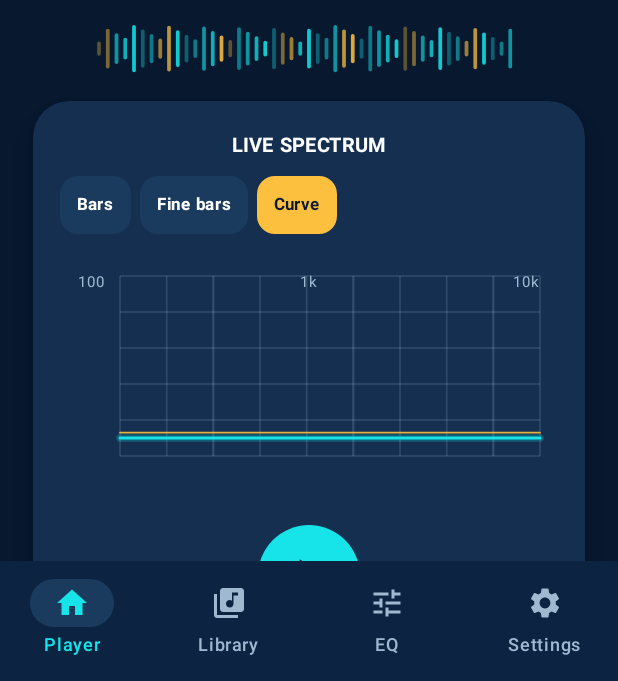
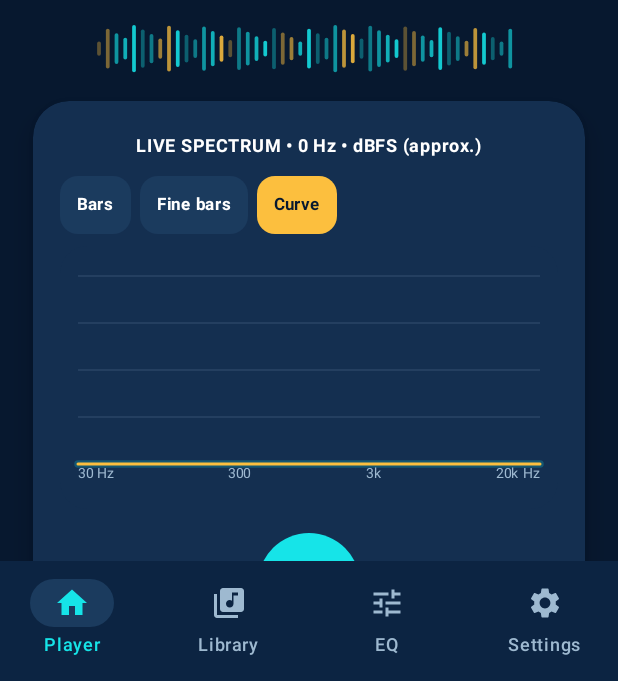
Before and after one commit to b-r-a-v-e-o-n-e/BraveAudioPlayer, an Android app built with Jetpack Compose: the screen it shows after launch (MainActivity), after a tap on "Curve", on a phone screen of 412 x 824 dp, the part 555-1236 px from its top. Run offline under Robolectric (Android 15) with nearby library versions, the phone set to English and light mode, and no system bars; our stand-ins replace Room's generated code; 1 statement that could not run was skipped; 1 other tap on this screen came first.

Commit message:
Add files via upload

```diff
--- a/app/build.gradle.kts
+++ b/app/build.gradle.kts
@@ -13,8 +13,8 @@ android {
         applicationId = "org.widelogic.braveaudio"
         minSdk = 26
         targetSdk = 36
-        versionCode = 11
-        versionName = "1.3.3"
+        versionCode = 13
+        versionName = "1.4.0"
     }
 
     buildFeatures {
--- a/app/src/main/java/org/widelogic/braveaudio/MainActivity.kt
+++ b/app/src/main/java/org/widelogic/braveaudio/MainActivity.kt
@@ -59,6 +59,7 @@ import androidx.media3.common.Player
 import kotlinx.coroutines.Dispatchers
 import kotlinx.coroutines.delay
 import kotlinx.coroutines.withContext
+import kotlin.math.min
 import org.widelogic.braveaudio.data.PlaylistEntity
 import org.widelogic.braveaudio.data.TrackEntity
 import org.widelogic.braveaudio.data.EqPresetStore
@@ -109,7 +110,6 @@ class MainActivity : ComponentActivity() {
     override fun onCreate(savedInstanceState: Bundle?) {
         super.onCreate(savedInstanceState)
         PlaybackHolder.init(this)
-        startService(Intent(this, PlaybackService::class.java))
         if (intent?.action == Intent.ACTION_VIEW) intent.data?.let(vm::addSingle)
         setContent {
             val themeKey by vm.themeKey.collectAsStateWithLifecycle()
@@ -140,6 +140,17 @@ class MainActivity : ComponentActivity() {
                 }
             }
         }
+    }
+
+    override fun onStart() {
+        super.onStart()
+        // Service can be stopped by Android after extended idle; reconnect on screen return.
+        startService(Intent(this, PlaybackService::class.java))
+    }
+
+    override fun onStop() {
+        PlaybackHolder.checkpoint(this)
+        super.onStop()
     }
 
     override fun onNewIntent(intent: Intent) {
@@ -810,6 +821,7 @@ private fun EqualizerScreen(palette: ThemePalette) {
     val player = remember { PlaybackHolder.player }
     val eq = remember { AudioEffects.equalizer(player) }
     val levels by eq.levels.collectAsStateWithLifecycle()
+    val eqStatus by eq.status.collectAsStateWithLifecycle()
     val store = remember(ctx) { EqPresetStore(ctx) }
     var customPresets by remember { mutableStateOf(store.list()) }
     var savePresetDialog by remember { mutableStateOf(false) }
@@ -817,11 +829,11 @@ private fun EqualizerScreen(palette: ThemePalette) {
     var preset by remember { mutableStateOf("Custom") }
     val presets = remember {
         mapOf(
-            "Flat" to listOf(0f, 0f, 0f, 0f, 0f, 0f),
-            "Pop" to listOf(.3f, .12f, -.1f, -.06f, .2f, .3f),
-            "Rock" to listOf(.48f, .25f, -.1f, .16f, .32f, .45f),
-            "EDM" to listOf(.65f, .35f, 0f, -.23f, .2f, .55f),
-            "Jazz" to listOf(.2f, .12f, .0f, .1f, .18f, .16f)
+            "Flat" to List(10) { 0f },
+            "Pop" to listOf(.18f,.26f,.12f,-.08f,-.12f,-.05f,.08f,.2f,.25f,.2f),
+            "Rock" to listOf(.4f,.5f,.25f,.0f,-.12f,.12f,.25f,.35f,.4f,.35f),
+            "EDM" to listOf(.55f,.65f,.35f,.1f,-.1f,-.2f,.05f,.25f,.45f,.5f),
+            "Jazz" to listOf(.2f,.25f,.12f,.0f,.03f,.1f,.15f,.18f,.16f,.12f)
         )
     }
     DisposableEffect(player) {
@@ -842,7 +854,7 @@ private fun EqualizerScreen(palette: ThemePalette) {
         Spacer(Modifier.height(15.dp))
         Row(Modifier.fillMaxWidth(), horizontalArrangement = Arrangement.SpaceEvenly) {
             listOf("Bass", "Mid", "Treble").forEachIndexed { index, label ->
-                val band = listOf(0, 3, 5)[index]
+                val band = listOf(1, 5, 8)[index]
                 Column(horizontalAlignment = Alignment.CenterHorizontally) {
                     Knob(levels[band], palette = palette) { eq.setBand(band, it); preset = "Custom" }
                     Text(label, color = palette.text, fontWeight = FontWeight.SemiBold)
@@ -851,14 +863,15 @@ private fun EqualizerScreen(palette: ThemePalette) {
         }
         Spacer(Modifier.height(24.dp))
         Column(Modifier.fillMaxWidth().clip(RoundedCornerShape(23.dp)).background(palette.surface).padding(15.dp)) {
-            Text("6-BAND EQUALIZER", color = palette.text, fontSize = 12.sp, letterSpacing = 1.sp, fontWeight = FontWeight.Bold)
+            Text("10-BAND EQUALIZER", color = palette.text, fontSize = 12.sp, letterSpacing = 1.sp, fontWeight = FontWeight.Bold)
+            Text(eqStatus, color = palette.secondaryText, fontSize = 11.sp)
             Spacer(Modifier.height(18.dp))
-            Row(Modifier.fillMaxWidth().height(250.dp), verticalAlignment = Alignment.CenterVertically) {
+            Row(Modifier.fillMaxWidth().height(260.dp).horizontalScroll(rememberScrollState()), verticalAlignment = Alignment.CenterVertically) {
                 Column(Modifier.width(29.dp).fillMaxHeight(), verticalArrangement = Arrangement.SpaceBetween) {
                     listOf("+12", "+6", "0", "-6", "-12").forEach { Text(it, color = palette.secondaryText, fontSize = 10.sp) }
                 }
                 eq.frequencies.forEachIndexed { index, label ->
-                    Column(Modifier.weight(1f).fillMaxHeight(), horizontalAlignment = Alignment.CenterHorizontally) {
+                    Column(Modifier.width(39.dp).fillMaxHeight(), horizontalAlignment = Alignment.CenterHorizontally) {
                         Text(label.replace(" Hz", ""), color = palette.text, fontSize = 10.sp, maxLines = 1)
                         Spacer(Modifier.height(7.dp))
                         VerticalEqSlider(value = levels[index], positiveColor = palette.positive, negativeColor = palette.accent, modifier = Modifier.weight(1f).width(35.dp), onChange = { eq.setBand(index, it); preset = "Custom" })
@@ -926,16 +939,17 @@ private fun LiveSpectrumSection(palette: ThemePalette) {
     val player = remember { PlaybackHolder.player }
     val viz = remember(player) { AudioVisualizer(player) }
     val fft by viz.fft.collectAsStateWithLifecycle()
+    val sampleRate by viz.sampleRate.collectAsStateWithLifecycle()
     var spectrumMode by remember { mutableStateOf(SpectrumMode.FINE_BARS) }
     var permissionGranted by remember {
         mutableStateOf(ContextCompat.checkSelfPermission(context, Manifest.permission.RECORD_AUDIO) == PackageManager.PERMISSION_GRANTED)
     }
     val permissionLauncher = rememberLauncherForActivityResult(ActivityResultContracts.RequestPermission()) { granted ->
         permissionGranted = granted
-        if (granted) viz.start()
+        if (granted && player.isPlaying) viz.start()
     }
     DisposableEffect(viz, permissionGranted) {
-        if (permissionGranted) viz.start()
+        if (permissionGranted && player.isPlaying) viz.start()
         onDispose { viz.stop() }
     }
     var session by remember { mutableIntStateOf(player.audioSessionId) }
@@ -945,13 +959,17 @@ private fun LiveSpectrumSection(palette: ThemePalette) {
                 val currentSession = player.audioSessionId
                 if (session != currentSession) {
                     session = currentSession
+                    if (player.isPlaying) viz.start() else viz.stop()
+                } else if (player.isPlaying) {
                     viz.start()
+                } else {
+                    viz.stop()
                 }
                 delay(900)
             }
         }
     }
-    Text("LIVE SPECTRUM", color = palette.text, fontWeight = FontWeight.Bold, fontSize = 13.sp)
+    Text("LIVE SPECTRUM • ${sampleRate} Hz • dBFS (approx.)", color = palette.text, fontWeight = FontWeight.Bold, fontSize = 12.sp)
     Spacer(Modifier.height(8.dp))
     Row(Modifier.fillMaxWidth().horizontalScroll(rememberScrollState()), horizontalArrangement = Arrangement.spacedBy(6.dp)) {
         listOf(SpectrumMode.BARS to "Bars", SpectrumMode.FINE_BARS to "Fine bars", SpectrumMode.CURVE to "Curve").forEach { (mode, label) ->
@@ -977,88 +995,60 @@ private fun LiveSpectrumSection(palette: ThemePalette) {
 
 @Composable
 private fun SpectrumCard(fft: FloatArray, mode: SpectrumMode, palette: ThemePalette) {
-    Box(Modifier.fillMaxWidth().height(if (mode == SpectrumMode.CURVE) 170.dp else 120.dp).clip(RoundedCornerShape(18.dp)).background(palette.surface).padding(12.dp)) {
+    val count = if (mode == SpectrumMode.BARS) 32 else 96
+    val dbValues = remember(fft, count) { SpectrumDisplay.reduce(fft, count) }
+    Box(
+        Modifier.fillMaxWidth().height(if (mode == SpectrumMode.CURVE) 175.dp else 125.dp)
+            .clip(RoundedCornerShape(18.dp)).background(palette.surface).padding(12.dp)
+    ) {
         Canvas(Modifier.fillMaxSize()) {
+            val baseline = size.height - 18.dp.toPx()
+            val top = 8.dp.toPx()
+            val height = baseline - top
             if (mode == SpectrumMode.CURVE) {
-                val leftPad = 28.dp.toPx()
-                val bottomPad = 18.dp.toPx()
-                val topPad = 8.dp.toPx()
-                val chartWidth = size.width - leftPad
-                val chartHeight = size.height - bottomPad - topPad
-                val gridColor = palette.secondaryText.copy(alpha = 0.22f)
-                repeat(6) { i ->
-                    val y = topPad + chartHeight * i / 5f
-                    drawLine(gridColor, Offset(leftPad, y), Offset(size.width, y), strokeWidth = 1.dp.toPx())
+                for (line in 0..4) {
+                    val y = top + height * line / 4f
+                    drawLine(palette.secondaryText.copy(alpha = .16f), Offset(0f,y), Offset(size.width,y), 1.dp.toPx())
                 }
-                repeat(10) { i ->
-                    val x = leftPad + chartWidth * i / 9f
-                    drawLine(gridColor, Offset(x, topPad), Offset(x, topPad + chartHeight), strokeWidth = if (i == 2 || i == 5 || i == 8) 1.5.dp.toPx() else 1.dp.toPx())
+                // All points are real measured log-frequency FFT bins: no random data / second synthetic curve.
+                val path = Path()
+                dbValues.forEachIndexed { i, db ->
+                    val x = i * size.width / (dbValues.size - 1).coerceAtLeast(1)
+                    val y = baseline - ((db + 96f) / 96f).coerceIn(0f,1f) * height
+                    if (i == 0) path.moveTo(x,y) else path.lineTo(x,y)
                 }
-                val points = interpolateValues(fft, 72)
-                val path = Path()
-                val glowPath = Path()
-                points.forEachIndexed { i, v ->
-                    val x = leftPad + chartWidth * (i / (points.size - 1f))
-                    val db = (-110f + (v.coerceIn(0f, 1.2f) / 1.2f) * 90f)
-                    val normalized = ((db + 120f) / 100f).coerceIn(0f, 1f)
-                    val y = topPad + chartHeight * (1f - normalized)
-                    if (i == 0) {
-                        path.moveTo(x, y)
-                        glowPath.moveTo(x, y)
-                    } else {
-                        path.lineTo(x, y)
-                        glowPath.lineTo(x, y)
-                    }
-                }
-                drawPath(glowPath, color = palette.accent.copy(alpha = 0.25f), style = Stroke(width = 5.dp.toPx(), cap = StrokeCap.Round))
-                drawPath(path, color = palette.accent, style = Stroke(width = 2.dp.toPx(), cap = StrokeCap.Round))
-                // accent overlay line
-                val path2 = Path()
-                points.forEachIndexed { i, v ->
-                    val x = leftPad + chartWidth * (i / (points.size - 1f))
-                    val db = (-118f + (v.coerceIn(0f, 1.2f) / 1.2f) * 82f)
-                    val normalized = ((db + 132f) / 108f).coerceIn(0f, 1f)
-                    val y = topPad + chartHeight * (1f - normalized)
-                    if (i == 0) path2.moveTo(x, y) else path2.lineTo(x, y)
-                }
-                drawPath(path2, color = palette.positive.copy(alpha = 0.9f), style = Stroke(width = 1.2.dp.toPx(), cap = StrokeCap.Round))
+                drawPath(path, palette.accent.copy(alpha=.22f), style=Stroke(5.dp.toPx(), cap=StrokeCap.Round))
+                drawPath(path, palette.positive, style=Stroke(2.dp.toPx(), cap=StrokeCap.Round))
             } else {
-                val count = if (mode == SpectrumMode.FINE_BARS) 96 else 48
-                val values = interpolateValues(fft, count)
-                val gap = size.width / count.coerceAtLeast(1)
-                val baseline = size.height * 0.86f
-                values.forEachIndexed { i, raw ->
-                    val v = raw.coerceIn(0f, 1.45f)
-                    val bar = (v / 1.45f * baseline).coerceAtLeast(2.dp.toPx())
-                    val x = i * gap + gap / 2
-                    // bottom aqua section
-                    val aquaHeight = (bar * 0.65f).coerceAtLeast(2.dp.toPx())
-                    drawLine(color = palette.accent.copy(alpha = 0.95f), start = Offset(x, baseline), end = Offset(x, baseline - aquaHeight), strokeWidth = gap * if (mode == SpectrumMode.FINE_BARS) 0.52f else 0.70f, cap = StrokeCap.Round)
-                    if (bar > aquaHeight) {
-                        drawLine(color = palette.positive.copy(alpha = 0.98f), start = Offset(x, baseline - aquaHeight), end = Offset(x, baseline - bar), strokeWidth = gap * if (mode == SpectrumMode.FINE_BARS) 0.52f else 0.70f, cap = StrokeCap.Round)
-                    }
+                val columnWidth = size.width / count
+                dbValues.forEachIndexed { i, db ->
+                    val h = ((db + 96f)/96f).coerceIn(0f,1f) * height
+                    if (h <= 0) return@forEachIndexed
+                    val x = (i+.5f)*columnWidth
+                    val width = columnWidth * if (mode == SpectrumMode.FINE_BARS) .55f else .72f
+                    val lowHeight = min(h, height*.65f)
+                    drawLine(palette.accent, Offset(x,baseline), Offset(x,baseline-lowHeight), width, cap=StrokeCap.Round)
+                    if (h > lowHeight) drawLine(palette.positive, Offset(x,baseline-lowHeight), Offset(x,baseline-h), width, cap=StrokeCap.Round)
                 }
             }
         }
-        if (mode == SpectrumMode.CURVE) {
-            Row(Modifier.fillMaxWidth(), horizontalArrangement = Arrangement.SpaceBetween) {
-                Text("100", color = palette.secondaryText, fontSize = 10.sp)
-                Text("1k", color = palette.secondaryText, fontSize = 10.sp)
-                Text("10k", color = palette.secondaryText, fontSize = 10.sp)
-            }
+        Row(Modifier.fillMaxWidth().align(Alignment.BottomCenter), horizontalArrangement=Arrangement.SpaceBetween) {
+            listOf("30 Hz", "300", "3k", "20k Hz").forEach { Text(it, color=palette.secondaryText, fontSize=9.sp) }
         }
     }
 }
 
-private fun interpolateValues(source: FloatArray, targetCount: Int): List<Float> {
-    if (source.isEmpty() || targetCount <= 0) return List(targetCount.coerceAtLeast(0)) { 0f }
-    if (source.size == targetCount) return source.toList()
-    return List(targetCount) { idx ->
-        val position = idx.toFloat() * (source.size - 1) / (targetCount - 1).coerceAtLeast(1)
-        val left = position.toInt().coerceIn(0, source.lastIndex)
-        val right = (left + 1).coerceIn(0, source.lastIndex)
-        val t = position - left
-        source[left] * (1f - t) + source[right] * t
+/** Reduce measured dB bins without interpolating fake FFT magnitudes. */
+private object SpectrumDisplay {
+    fun reduce(values: FloatArray, requested: Int): FloatArray {
+        if (values.isEmpty() || requested <= 0) return FloatArray(requested.coerceAtLeast(0)) { -96f }
+        return FloatArray(requested) { band ->
+            val start = (band.toLong()*values.size/requested).toInt()
+            val end = ((band+1L)*values.size/requested).toInt().coerceAtLeast(start+1)
+            var peak=-96f
+            for (i in start until end.coerceAtMost(values.size)) peak=kotlin.math.max(peak, values[i])
+            peak.coerceIn(-96f,0f)
+        }
     }
 }
 
@@ -1090,6 +1080,10 @@ private fun SettingsScreen(
 ) {
     val context = LocalContext.current
     val prefs = remember(context) { context.getSharedPreferences(PlaybackService.PREFS, Context.MODE_PRIVATE) }
+    val gain = remember(context) { AudioEffects.gain(context, PlaybackHolder.player) }
+    val boostEnabled by gain.enabled.collectAsStateWithLifecycle()
+    val boostPercent by gain.percentage.collectAsStateWithLifecycle()
+    val boostAvailable by gain.available.collectAsStateWithLifecycle()
     var remaining by remember { mutableLongStateOf(0L) }
     LaunchedEffect(context) {
         while (true) {
@@ -1123,6 +1117,21 @@ private fun SettingsScreen(
                 }
             }
             TextButton(onClick = { updateTimer(0) }, enabled = remaining > 0) { Text("Cancel timer") }
+        }
+        Spacer(Modifier.height(5.dp))
+        Text("AUDIO GAIN", color = palette.secondaryText, fontSize = 12.sp, fontWeight = FontWeight.Bold)
+        Column(Modifier.fillMaxWidth().clip(RoundedCornerShape(18.dp)).background(palette.surface).padding(14.dp)) {
+            Row(verticalAlignment=Alignment.CenterVertically) {
+                Column(Modifier.weight(1f)) {
+                    Text("Real-time volume boost", color=palette.text, fontWeight=FontWeight.SemiBold)
+                    Text("LoudnessEnhancer • ${boostPercent}%", color=palette.secondaryText, fontSize=12.sp)
+                }
+                Switch(checked=boostEnabled, onCheckedChange={ gain.setEnabled(it) }, enabled=boostAvailable)
+            }
+            Slider(value=boostPercent.toFloat(), onValueChange={ gain.setPercentage(it.toInt()) },
+                valueRange=100f..300f, steps=7, enabled=boostEnabled && boostAvailable)
+            Text("100% = no boost. Higher settings may clip/distort; start at 125–150%.", color=palette.secondaryText, fontSize=11.sp)
+            if (!boostAvailable) Text("Audio gain effect unavailable on this device", color=palette.positive, fontSize=11.sp)
         }
         Spacer(Modifier.height(5.dp))
         Text("LIBRARY", color = palette.secondaryText, fontSize = 12.sp, fontWeight = FontWeight.Bold)
--- a/app/src/main/java/org/widelogic/braveaudio/MainViewModel.kt
+++ b/app/src/main/java/org/widelogic/braveaudio/MainViewModel.kt
@@ -137,6 +137,12 @@ class MainViewModel(app: Application) : AndroidViewModel(app) {
     }
 
     fun addSingle(uri: Uri) {
+        // Keep SAF file accessible after process death; ACTION_VIEW providers may not allow this.
+        runCatching {
+            getApplication<Application>().contentResolver.takePersistableUriPermission(
+                uri, Intent.FLAG_GRANT_READ_URI_PERMISSION
+            )
+        }
         viewModelScope.launch {
             scanner.readSingle(uri)?.let { dao.upsertTrack(it) }
         }
```
Also changed, not shown: app/src/main/java/org/widelogic/braveaudio/data/EqPresetStore.kt (+13 -2 lines), app/src/main/java/org/widelogic/braveaudio/playback/Playback.kt (+294 -115 lines), app/src/main/java/org/widelogic/braveaudio/playback/PlaybackService.kt (+8 -0 lines), 1 other file.
